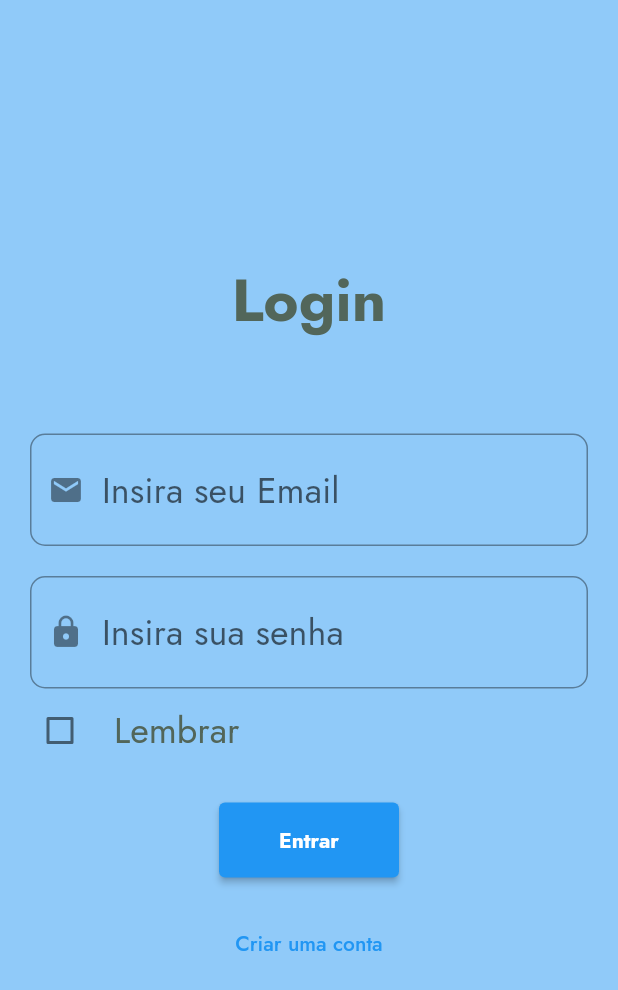
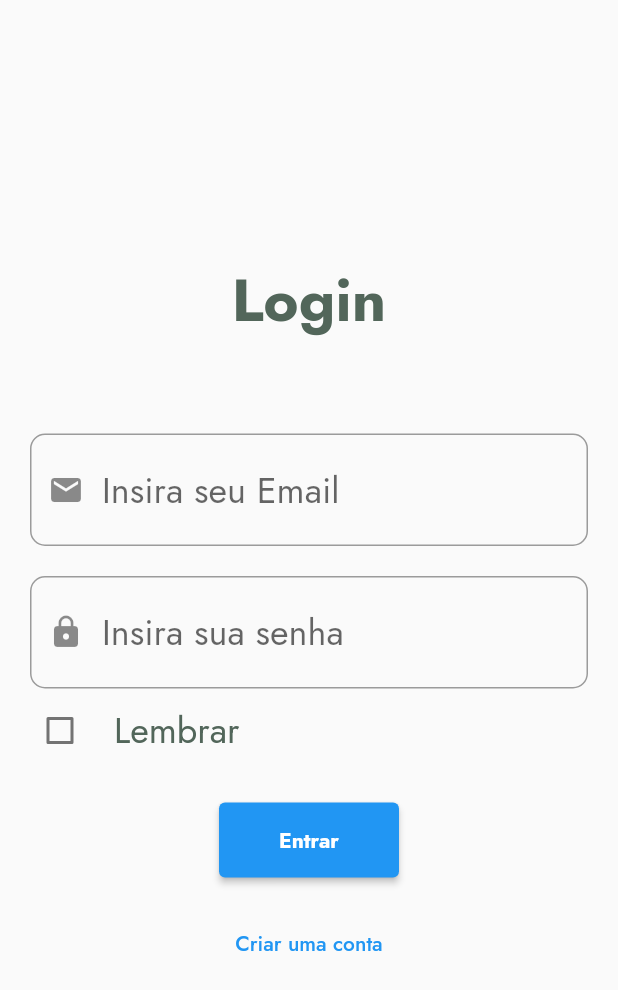
Before and after one commit to mariacarolinaj/adote_um_amigo, a Flutter app: the screen it shows after launch, on a phone screen of 412 x 824 dp. Shown: the top 990 px of the screen. Run offline on Flutter 3.47's test engine with Material 2 defaults, Android fonts, the phone set to English and light mode, and no system bars; our stand-ins replace carousel_slider, font_awesome_flutter, image_picker; missing offline and left inert: image_picker_for_web.

Commit message:
Remove blue color from login screen.

```diff
--- a/lib/app/registro-usuario/login.dart
+++ b/lib/app/registro-usuario/login.dart
@@ -18,7 +18,6 @@ class loginUsuarioPageState extends State<loginUsuarioPage> {
   @override
   Widget build(BuildContext context) {
     return Scaffold(
-      backgroundColor: Theme.of(context).colorScheme.background,
       body: Container(
         padding: const EdgeInsets.all(20),
         child: Column(
```
